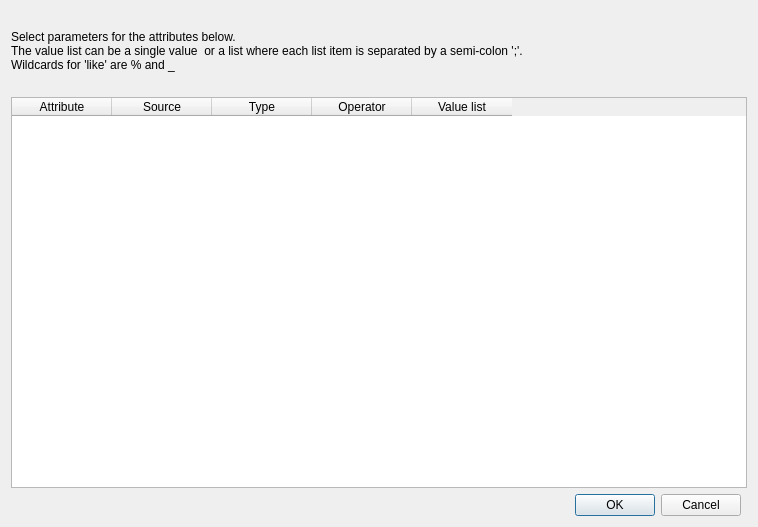
Qt form GUI_UIs/ui_report_attribute_parameters.ui (ccbogel/QualCoder) before a commit.
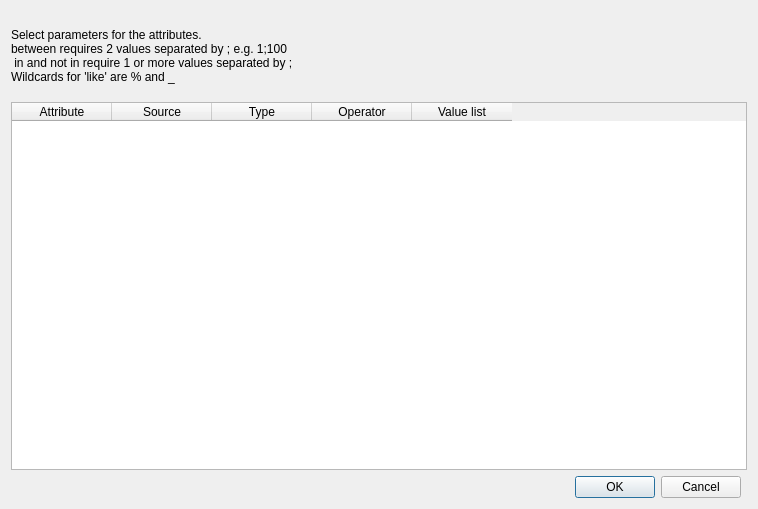
The same form after that commit.

The edit to the form file:
```diff
--- a/GUI_UIs/ui_report_attribute_parameters.ui
+++ b/GUI_UIs/ui_report_attribute_parameters.ui
@@ -7,7 +7,7 @@
     <x>0</x>
     <y>0</y>
     <width>758</width>
-    <height>527</height>
+    <height>509</height>
    </rect>
   </property>
   <property name="windowTitle">
@@ -48,7 +48,7 @@
      <property name="minimumSize">
       <size>
        <width>0</width>
-       <height>80</height>
+       <height>85</height>
       </size>
      </property>
      <property name="maximumSize">
@@ -58,8 +58,9 @@
       </size>
      </property>
      <property name="text">
-      <string>Select parameters for the attributes below. 
-The value list can be a single value  or a list where each list item is separated by a semi-colon ';'.
+      <string>Select parameters for the attributes. 
+between requires 2 values separated by ; e.g. 1;100
+ in and not in require 1 or more values separated by ;
 Wildcards for 'like' are % and _</string>
      </property>
      <property name="wordWrap">
```
